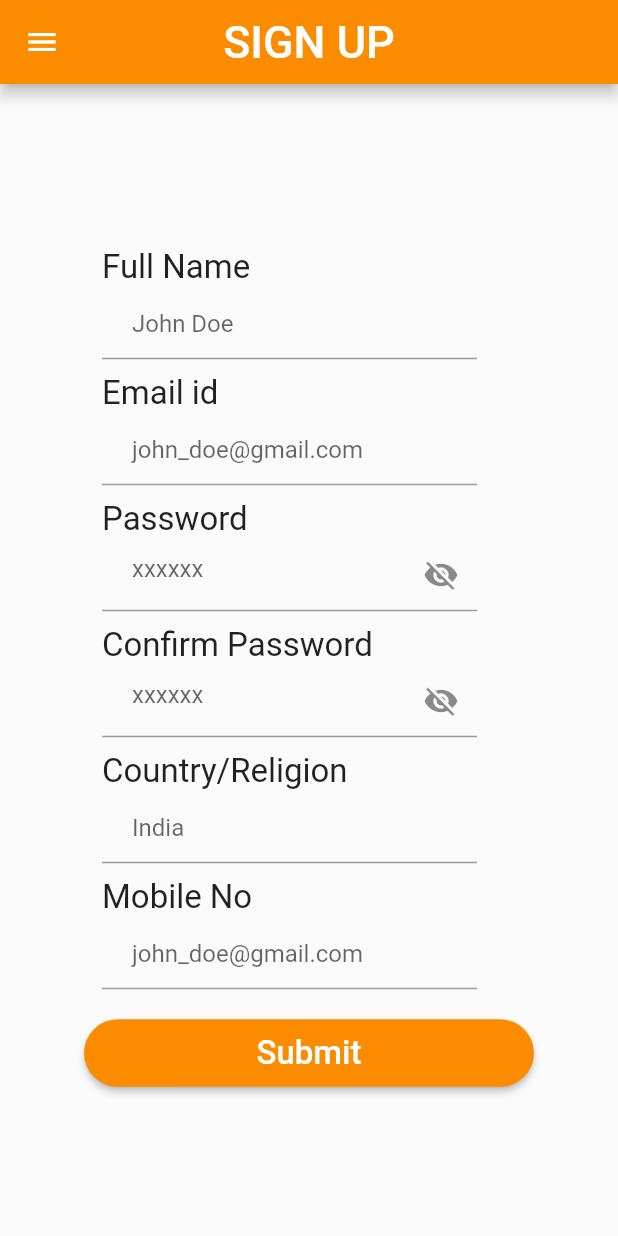
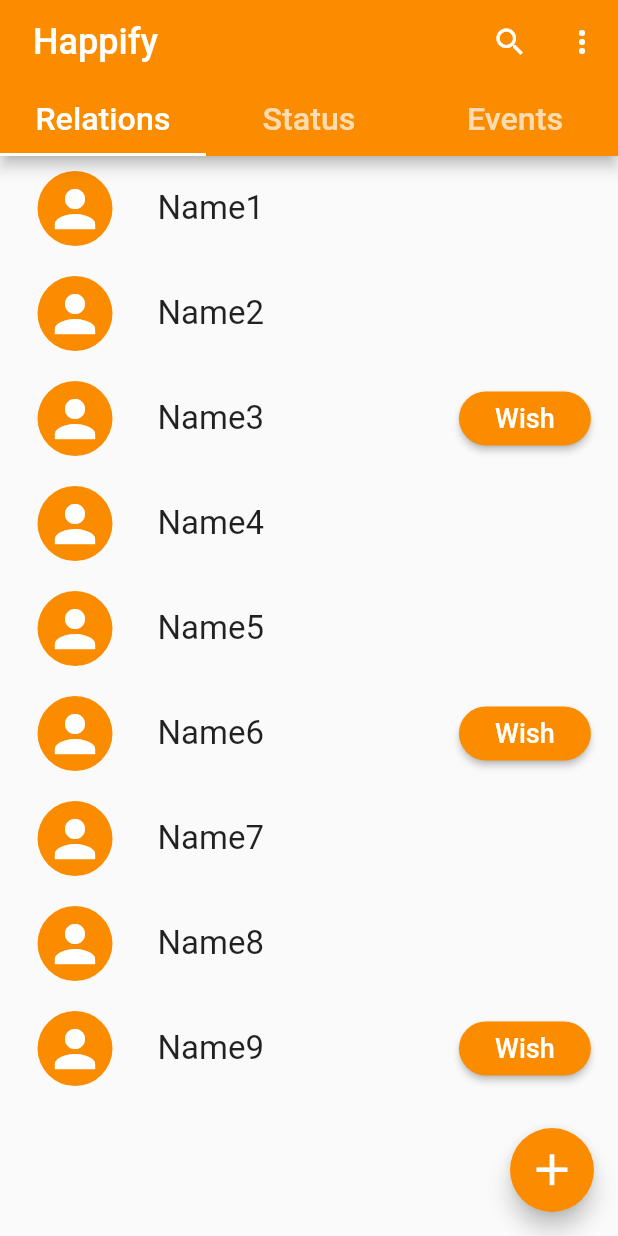
Before and after one commit to KunalManiyar/Happify, a Flutter app: the screen it shows after launch, on a phone screen of 412 x 824 dp. Run offline on Flutter 3.47's test engine with Material 2 defaults, Android fonts, the phone set to English and light mode, and no system bars.

Commit message:
Friends,Relations&Status

```diff
--- /dev/null
+++ b/happify/lib/Relations.dart
@@ -0,0 +1,75 @@
+import 'package:flutter/material.dart';
+
+class Relations extends StatefulWidget {
+  const Relations({Key? key}) : super(key: key);
+
+  @override
+  _RelationsState createState() => _RelationsState();
+}
+
+class _RelationsState extends State<Relations> {
+  @override
+  Widget build(BuildContext context) {
+    return Scaffold(
+        floatingActionButton: FloatingActionButton(
+          onPressed: () {},
+          child: Center(
+            child: const Icon(
+              Icons.add,
+              size: 35,
+            ),
+          ),
+          backgroundColor: Colors.orange[600],
+        ),
+        body: ListView(
+          addAutomaticKeepAlives: true,
+          children: [
+            for (var i = 1; i < 10; i++)
+              Container(
+                  margin: EdgeInsets.symmetric(
+                    vertical: 10,
+                  ),
+                  height: 50,
+                  child: Row(
+                    children: [
+                      Container(
+                        child: CircleAvatar(
+                          backgroundColor: Colors.orange[600],
+                          radius: 50,
+                          child: Icon(
+                            Icons.person,
+                            size: 40.0,
+                            color: Colors.white,
+                          ),
+                        ),
+                      ),
+                      SizedBox(
+                        width: 5.0,
+                      ),
+                      Text('Name' + i.toString(),
+                          style: TextStyle(fontSize: 22)),
+                      SizedBox(width: 130),
+                      if (i % 3 == 0)
+                        RaisedButton(
+                          textColor: Colors.white,
+                          color: Colors.orange[600],
+                          child: Padding(
+                            padding: EdgeInsets.all(6.0),
+                            child: Text(
+                              "Wish",
+                              style: TextStyle(
+                                fontSize: 18.0,
+                              ),
+                            ),
+                          ),
+                          onPressed: () {},
+                          shape: new RoundedRectangleBorder(
+                            borderRadius: new BorderRadius.circular(25.0),
+                          ),
+                        ),
+                    ],
+                  )),
+          ],
+        ));
+  }
+}
--- /dev/null
+++ b/happify/lib/Status.dart
@@ -0,0 +1,17 @@
+import 'package:flutter/material.dart';
+
+class Status extends StatefulWidget {
+  const Status({ Key? key }) : super(key: key);
+
+  @override
+  _StatusState createState() => _StatusState();
+}
+
+class _StatusState extends State<Status> {
+  @override
+  Widget build(BuildContext context) {
+    return Container(
+
+    );
+  }
+}
--- a/happify/lib/main.dart
+++ b/happify/lib/main.dart
@@ -2,8 +2,10 @@ import 'package:flutter/material.dart';
 import 'package:happify/main.dart';
 // import 'package:intl_phone_field/intl_phone_field.dart';
 
+import 'Relations.dart';
+
 void main() {
-  runApp(SignUp());
+  runApp(Friends());
 }
 
 class SignIn extends StatefulWidget {
@@ -596,3 +598,77 @@ class _SignUpState extends State<SignUp> {
     );
   }
 }
+
+class Friends extends StatefulWidget {
+  const Friends({Key? key}) : super(key: key);
+
+  @override
+  _FriendsState createState() => _FriendsState();
+}
+
+class _FriendsState extends State<Friends> with SingleTickerProviderStateMixin {
+  @override
+  late TabController _controller;
+  void initState() {
+    super.initState();
+    _controller = TabController(length: 3, vsync: this, initialIndex: 0);
+  }
+
+  Widget build(BuildContext context) {
+    return MaterialApp(
+      home: Scaffold(
+        appBar: AppBar(
+          title: Text(
+            " Happify",
+            style: TextStyle(
+              fontSize: 24,
+            ),
+          ),
+          backgroundColor: Colors.orange[600],
+          actions: [
+            IconButton(
+              icon: Icon(Icons.search),
+              onPressed: () {},
+            ),
+            PopupMenuButton(onSelected: (value) {
+              print(value);
+            }, itemBuilder: (BuildContext context) {
+              return [
+                PopupMenuItem(child: Text("Settings"), value: "Settings")
+              ];
+            })
+          ],
+          bottom: TabBar(
+            controller: _controller,
+            tabs: [
+              Tab(
+                  child: Text(
+                'Relations',
+                style: TextStyle(
+                  fontSize: 21.5,
+                ),
+              )),
+              Tab(
+                  child: Text(
+                'Status',
+                style: TextStyle(
+                  fontSize: 21.5,
+                ),
+              )),
+              Tab(
+                  child: Text('Events',
+                      style: TextStyle(
+                        fontSize: 21.5,
+                      )))
+            ],
+            indicatorColor: Colors.white,
+          ),
+        ),
+        body: TabBarView(
+          controller: _controller,
+          children: [Relations(), Text('Status'), Text('Events')],
+        ),
+      ),
+    );
+  }
+}
```
